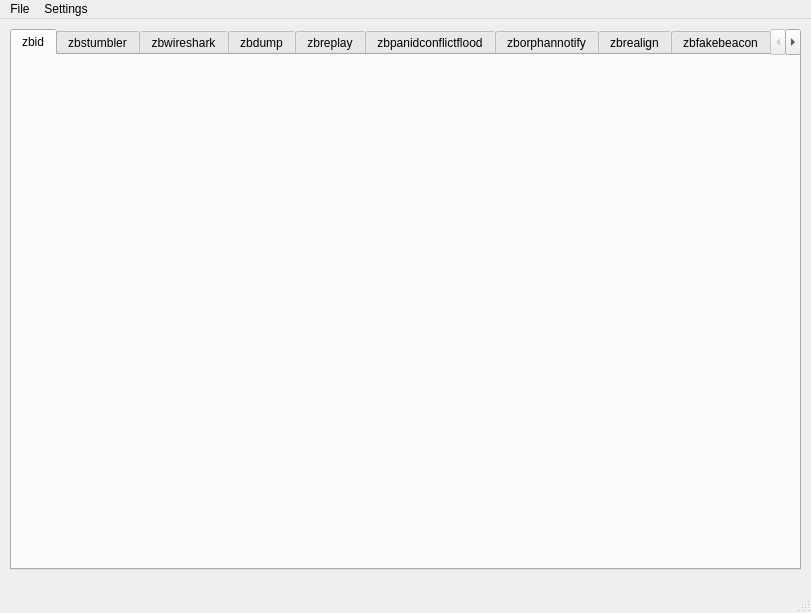
First picture: the form in UI/main.ui, repository attify/Attify-Zigbee-Framework, before the edit.
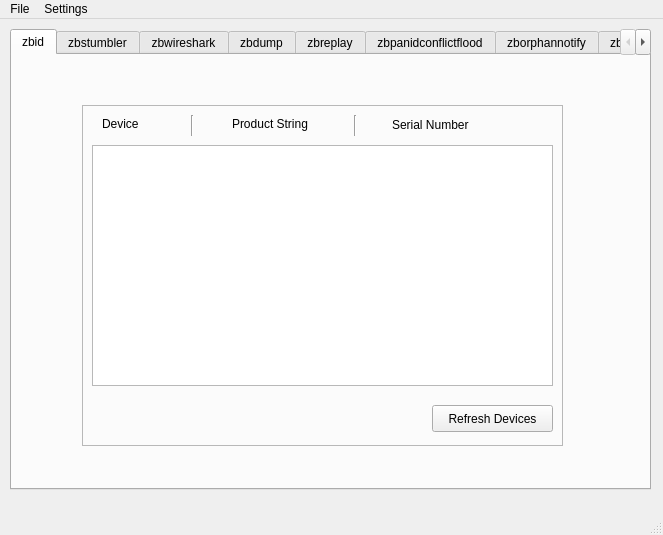
Second picture: the form after the edit. The open tabs and pages were chosen to show the change.

Patch:
```diff
--- a/UI/main.ui
+++ b/UI/main.ui
@@ -6,8 +6,8 @@
    <rect>
     <x>0</x>
     <y>0</y>
-    <width>811</width>
-    <height>613</height>
+    <width>663</width>
+    <height>535</height>
    </rect>
   </property>
   <property name="windowTitle">
@@ -19,8 +19,8 @@
      <rect>
       <x>10</x>
       <y>10</y>
-      <width>791</width>
-      <height>541</height>
+      <width>641</width>
+      <height>461</height>
      </rect>
     </property>
     <property name="currentIndex">
@@ -33,6 +33,115 @@
      <attribute name="title">
       <string>zbid</string>
      </attribute>
+     <widget class="QFrame" name="frame">
+      <property name="geometry">
+       <rect>
+        <x>70</x>
+        <y>50</y>
+        <width>481</width>
+        <height>341</height>
+       </rect>
+      </property>
+      <property name="frameShape">
+       <enum>QFrame::StyledPanel</enum>
+      </property>
+      <property name="frameShadow">
+       <enum>QFrame::Raised</enum>
+      </property>
+      <widget class="QListWidget" name="listWidget_zbid">
+       <property name="geometry">
+        <rect>
+         <x>10</x>
+         <y>40</y>
+         <width>461</width>
+         <height>241</height>
+        </rect>
+       </property>
+       <item>
+        <property name="text">
+         <string/>
+        </property>
+       </item>
+      </widget>
+      <widget class="QLabel" name="label">
+       <property name="geometry">
+        <rect>
+         <x>20</x>
+         <y>10</y>
+         <width>68</width>
+         <height>17</height>
+        </rect>
+       </property>
+       <property name="text">
+        <string>Device</string>
+       </property>
+      </widget>
+      <widget class="QLabel" name="label_2">
+       <property name="geometry">
+        <rect>
+         <x>150</x>
+         <y>10</y>
+         <width>121</width>
+         <height>17</height>
+        </rect>
+       </property>
+       <property name="text">
+        <string>Product String</string>
+       </property>
+      </widget>
+      <widget class="QLabel" name="label_3">
+       <property name="geometry">
+        <rect>
+         <x>310</x>
+         <y>10</y>
+         <width>101</width>
+         <height>20</height>
+        </rect>
+       </property>
+       <property name="text">
+        <string>Serial Number</string>
+       </property>
+      </widget>
+      <widget class="Line" name="line">
+       <property name="geometry">
+        <rect>
+         <x>100</x>
+         <y>10</y>
+         <width>20</width>
+         <height>21</height>
+        </rect>
+       </property>
+       <property name="orientation">
+        <enum>Qt::Vertical</enum>
+       </property>
+      </widget>
+      <widget class="Line" name="line_2">
+       <property name="geometry">
+        <rect>
+         <x>263</x>
+         <y>10</y>
+         <width>20</width>
+         <height>21</height>
+        </rect>
+       </property>
+       <property name="orientation">
+        <enum>Qt::Vertical</enum>
+       </property>
+      </widget>
+      <widget class="QPushButton" name="pushButton_zbidRefresh">
+       <property name="geometry">
+        <rect>
+         <x>350</x>
+         <y>300</y>
+         <width>121</width>
+         <height>27</height>
+        </rect>
+       </property>
+       <property name="text">
+        <string>Refresh Devices</string>
+       </property>
+      </widget>
+     </widget>
     </widget>
     <widget class="QWidget" name="zbstumbler">
      <attribute name="title">
@@ -116,7 +225,7 @@
     <rect>
      <x>0</x>
      <y>0</y>
-     <width>811</width>
+     <width>663</width>
      <height>25</height>
     </rect>
    </property>
```
Left out of the diff: 2 changed lines with no effect on the pictures.
